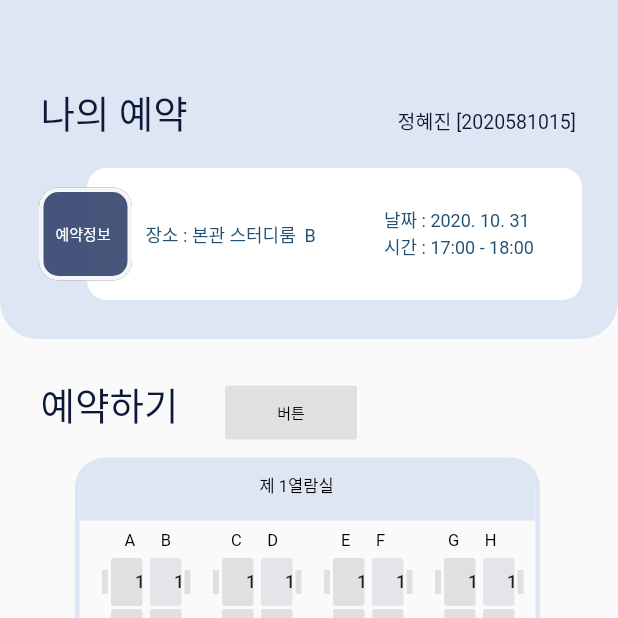
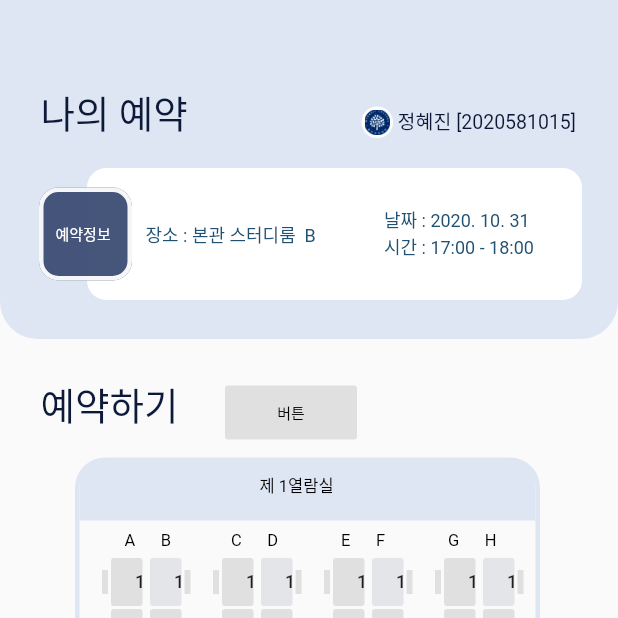
Before and after one commit to suzumsz/Everything_Jeon, a Flutter app: the screen it shows after launch, tab 2 chosen, after a tap on "좌석 확인하기", on a phone screen of 412 x 824 dp, the top half of it. Run offline on Flutter 3.47's test engine with Material 2 defaults, Android fonts, the phone set to English and light mode, and no system bars; our stand-ins replace cloud_firestore, firebase_auth, firebase_core, flutter_calendar_carousel, flutter_icons; missing offline and left inert: adobe_xd; accounts and stored records are empty; Roboto replaces fonts that are missing (DX유니고딕 20).

Commit message:
로고랑 진원이가 보여준 오류수정

```diff
--- a/lib/ReservationPage.dart
+++ b/lib/ReservationPage.dart
@@ -142,6 +142,9 @@ class MyApp extends State<ReservationAppPage>
   bool timeVisible1 = true; //보이는거 안보이게
   bool timeVisible2 = false; //안보이는거 보이게
 
+  bool bookVisible1 = true; //보이는거 안보이게
+  bool bookVisible2 = false; //안보이는거 보이게
+
   void dayshowWidget() {
     //보이기
     setState(() {
@@ -156,6 +159,7 @@ class MyApp extends State<ReservationAppPage>
       dayVisible1 = false;
       dayVisible2 = true;
       timeVisible2 = false;
+      bookVisible2 = false;
     });
   }
 
@@ -173,13 +177,11 @@ class MyApp extends State<ReservationAppPage>
       timeVisible1 = false;
       timeVisible2 = true;
       dayVisible2 = false;
+      bookVisible2 = false;
     });
   }
 
   //독서실예약 - 열람실 - 좌석확인하기 클릭
-
-  bool bookVisible1 = true; //보이는거 안보이게
-  bool bookVisible2 = false; //안보이는거 보이게
 
   void bookshowWidget() {
     //보이기
@@ -194,6 +196,8 @@ class MyApp extends State<ReservationAppPage>
     setState(() {
       bookVisible1 = false;
       bookVisible2 = true;
+      timeVisible2 = false;
+      dayVisible2 = false;
     });
   }
 
@@ -309,6 +313,31 @@ class MyApp extends State<ReservationAppPage>
               borderRadius: BorderRadius.circular(13.0),
               color: const Color(0xf23c4c73),
               border: Border.all(width: 3.0, color: const Color(0xf2ffffff)),
+            ),
+          ),
+        ),
+        Transform.translate(
+          offset: Offset(241.0, 71.0),
+          child: Container(
+            width: 21.0,
+            height: 21.0,
+            decoration: BoxDecoration(
+              borderRadius: BorderRadius.all(Radius.elliptical(9999.0, 9999.0)),
+              color: const Color(0xffffffff),
+            ),
+          ),
+        ),
+        Transform.translate(
+          // 원형로고
+          offset: Offset(243.0, 73.0),
+          child: Container(
+            width: 17.0,
+            height: 17.0,
+            decoration: BoxDecoration(
+              image: DecorationImage(
+                image: const AssetImage('images/circlelogo.png'),
+                fit: BoxFit.fill,
+              ),
             ),
           ),
         ),
```
